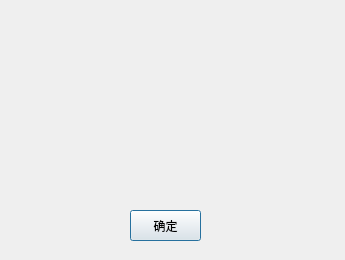
SJunTer/QExpress, file client/aboutdlg.ui: the form before one commit.
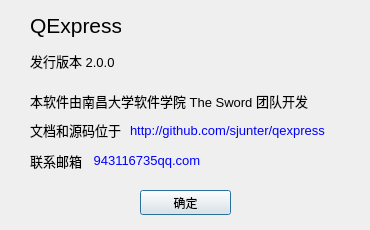
The form after the commit.

What changed in the file:
```diff
--- a/client/aboutdlg.ui
+++ b/client/aboutdlg.ui
@@ -6,26 +6,182 @@
    <rect>
     <x>0</x>
     <y>0</y>
-    <width>345</width>
-    <height>260</height>
+    <width>370</width>
+    <height>230</height>
    </rect>
   </property>
+  <property name="minimumSize">
+   <size>
+    <width>370</width>
+    <height>230</height>
+   </size>
+  </property>
+  <property name="maximumSize">
+   <size>
+    <width>370</width>
+    <height>230</height>
+   </size>
+  </property>
   <property name="windowTitle">
    <string>Dialog</string>
   </property>
-  <widget class="QPushButton" name="okBtn">
+  <widget class="QLabel" name="label_4">
    <property name="geometry">
     <rect>
-     <x>130</x>
-     <y>210</y>
-     <width>71</width>
+     <x>30</x>
+     <y>50</y>
+     <width>111</width>
+     <height>21</height>
+    </rect>
+   </property>
+   <property name="font">
+    <font>
+     <pointsize>10</pointsize>
+    </font>
+   </property>
+   <property name="text">
+    <string>发行版本 2.0.0</string>
+   </property>
+   <property name="wordWrap">
+    <bool>true</bool>
+   </property>
+  </widget>
+  <widget class="QLabel" name="label_2">
+   <property name="geometry">
+    <rect>
+     <x>30</x>
+     <y>90</y>
+     <width>311</width>
+     <height>21</height>
+    </rect>
+   </property>
+   <property name="font">
+    <font>
+     <pointsize>10</pointsize>
+    </font>
+   </property>
+   <property name="text">
+    <string>本软件由南昌大学软件学院 The Sword 团队开发</string>
+   </property>
+   <property name="wordWrap">
+    <bool>true</bool>
+   </property>
+  </widget>
+  <widget class="QLabel" name="label_3">
+   <property name="geometry">
+    <rect>
+     <x>30</x>
+     <y>120</y>
+     <width>91</width>
+     <height>20</height>
+    </rect>
+   </property>
+   <property name="font">
+    <font>
+     <pointsize>10</pointsize>
+    </font>
+   </property>
+   <property name="text">
+    <string>文档和源码位于 </string>
+   </property>
+   <property name="wordWrap">
+    <bool>true</bool>
+   </property>
+  </widget>
+  <widget class="QLabel" name="label">
+   <property name="geometry">
+    <rect>
+     <x>30</x>
+     <y>10</y>
+     <width>91</width>
      <height>31</height>
     </rect>
    </property>
+   <property name="font">
+    <font>
+     <pointsize>16</pointsize>
+    </font>
+   </property>
+   <property name="text">
+    <string>QExpress</string>
+   </property>
+  </widget>
+  <widget class="QPushButton" name="okBtn">
+   <property name="geometry">
+    <rect>
+     <x>140</x>
+     <y>190</y>
+     <width>91</width>
+     <height>25</height>
+    </rect>
+   </property>
    <property name="text">
     <string>确定</string>
    </property>
   </widget>
+  <widget class="QLabel" name="label_7">
+   <property name="geometry">
+    <rect>
+     <x>90</x>
+     <y>150</y>
+     <width>121</width>
+     <height>21</height>
+    </rect>
+   </property>
+   <property name="font">
+    <font>
+     <pointsize>10</pointsize>
+    </font>
+   </property>
+   <property name="styleSheet">
+    <string notr="true">color:blue</string>
+   </property>
+   <property name="text">
+    <string> 943116735qq.com</string>
+   </property>
+  </widget>
+  <widget class="QLabel" name="label_6">
+   <property name="geometry">
+    <rect>
+     <x>130</x>
+     <y>120</y>
+     <width>211</width>
+     <height>21</height>
+    </rect>
+   </property>
+   <property name="font">
+    <font>
+     <pointsize>10</pointsize>
+    </font>
+   </property>
+   <property name="styleSheet">
+    <string notr="true">color:blue;</string>
+   </property>
+   <property name="text">
+    <string>http://github.com/sjunter/qexpress</string>
+   </property>
+  </widget>
+  <widget class="QLabel" name="label_5">
+   <property name="geometry">
+    <rect>
+     <x>30</x>
+     <y>150</y>
+     <width>61</width>
+     <height>21</height>
+    </rect>
+   </property>
+   <property name="font">
+    <font>
+     <pointsize>10</pointsize>
+    </font>
+   </property>
+   <property name="text">
+    <string>联系邮箱</string>
+   </property>
+   <property name="wordWrap">
+    <bool>true</bool>
+   </property>
+  </widget>
  </widget>
  <resources/>
  <connections/>
```
